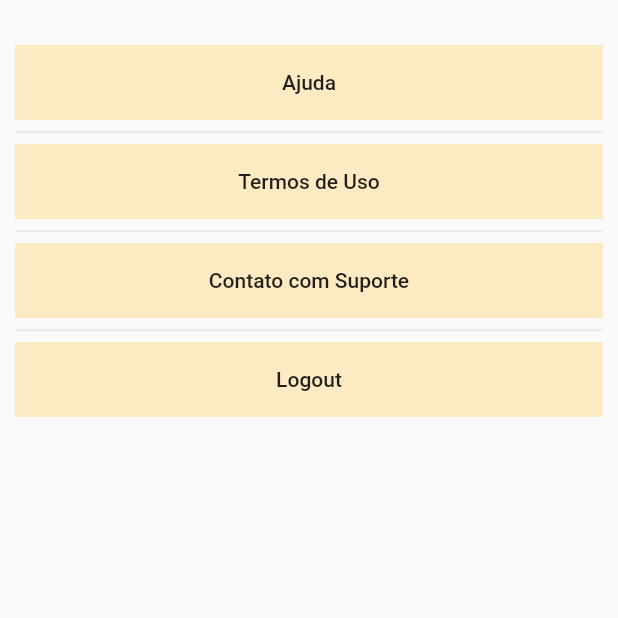
After one commit to lucasssvaz/SW-Eng-Project, a Flutter app: the SettingsPage screen opened directly, on a phone screen of 412 x 824 dp, the top half of it. The commit adds this screen. Run offline on Flutter 3.47's test engine with Material 2 defaults, Android fonts, the phone set to English and light mode, and no system bars; our stand-ins replace cloud_firestore, flutter_secure_storage, percent_indicator, webview_flutter; missing offline and left inert: loading; accounts and stored records are empty.

Commit message:
Settings page

```diff
--- a/job_adventure/lib/Screens/NavigationMenu.dart
+++ b/job_adventure/lib/Screens/NavigationMenu.dart
@@ -3,6 +3,7 @@ import 'package:job_adventure/Screens/MainMenu.dart';
 import 'package:job_adventure/Screens/QuestPage.dart';
 import 'package:job_adventure/Screens/comingsoonpage.dart';
 import 'package:job_adventure/models/user.dart';
+import 'package:job_adventure/Screens/SettingsPage.dart';
 
 class NavigationMenu extends StatefulWidget {
 
@@ -20,7 +21,8 @@ class _NavigationMenuState extends State<NavigationMenu> {
     QuestPage(),
     //ProfileScreen(),
     ComingSoonPage(),
-    ComingSoonPage()
+    //ComingSoonPage()
+    SettingsPage()
   ];
   void _onItemTapped(int index){
     setState(() {
--- /dev/null
+++ b/job_adventure/lib/Screens/SettingsPage.dart
@@ -0,0 +1,92 @@
+import 'package:flutter/material.dart';
+import 'package:flutter/rendering.dart';
+import 'package:job_adventure/models/user.dart';
+
+
+
+//Class of the top widget
+class InfoWidget extends StatelessWidget {
+  @override
+  Widget build(BuildContext context) {
+    return new Padding(
+      //Padding for the top bar
+        padding: EdgeInsets.all(10),
+        child: Container(
+          //Container to crate the borders of the top bar
+            padding: EdgeInsets.all(5),
+            decoration: BoxDecoration(
+                border: Border.all(color: Colors.black26, width: 3.0)),
+            child: Row(
+              //Row for the top bar (status, profile picture, etc)
+              children: <Widget>[
+                Container(
+                    decoration: BoxDecoration(
+                        border: Border.all(
+                            color: Color.fromRGBO(255, 211, 109, 0.4),
+                            width: 5.0)),
+                    child: Image.asset("assets/images/sprite.png",
+                        height: 80,
+                        width: 80) //Profile picture, load from DB later
+                ),
+                Padding(
+                  // Padding for the column whit information, so it don't touch the profile picture
+                    padding: EdgeInsets.only(left: 20),
+                    child: Column(
+                      // Column beside the picture, decide later what will be on it
+                        children: <Widget>[
+                          Text("Info 1", style: TextStyle(fontSize: 20)),
+                          Text("Info 2", style: TextStyle(fontSize: 20)),
+                          Text("Info 3", style: TextStyle(fontSize: 20))
+                        ]))
+              ],
+            )));
+  }
+}
+
+class SettingsPage extends StatelessWidget {
+  final List<String> taskSamples = <String>[
+    "Ajuda",
+    "Termos de Uso",
+    "Contato com Suporte",
+    "Logout"
+  ];
+  Widget build(BuildContext context) {
+    return Scaffold(
+        body: Column(//Main column
+            children: [
+              Row(
+                children: <Widget>[
+                  Container(
+                    height: 20,
+                  )
+                ],
+              ),
+
+              //This Container creates a iterractable widget from
+              //the top bar (infowidget class)
+              Container(
+                  //child: new IntereactableWidget()
+              ),
+              Expanded(
+                //List of tasks
+                  child: ListView.separated(
+                    padding: EdgeInsets.all(10),
+                    itemCount: taskSamples.length,
+                    itemBuilder: (BuildContext context, int index) {
+                      return Container(
+                          height: 50,
+                          color: Color.fromRGBO(255, 211, 109, 0.4),
+                          child: FlatButton(
+                              onPressed: (){
+                                print("pressão: " + index.toString());
+                              },
+                              child: Text('${taskSamples[index]}'))
+
+                      );
+
+                    },
+                    separatorBuilder: (BuildContext context, int index) => const Divider(),
+                  ))
+            ]));
+  }
+}
--- a/job_adventure/lib/Screens/comingsoonpage.dart
+++ b/job_adventure/lib/Screens/comingsoonpage.dart
@@ -35,7 +35,7 @@ class ComingSoonPage extends StatelessWidget {
                   height: 280.0,
                 ),
 
-                Text('We\'re writing a world for you ${value.toString()}', textScaleFactor: 1.5, textAlign: TextAlign.center,),
+                Text('We\'re writing a world for you', textScaleFactor: 1.5, textAlign: TextAlign.center,),
 
                 ],
           )
```
Also changed, not shown: 1 other file.
